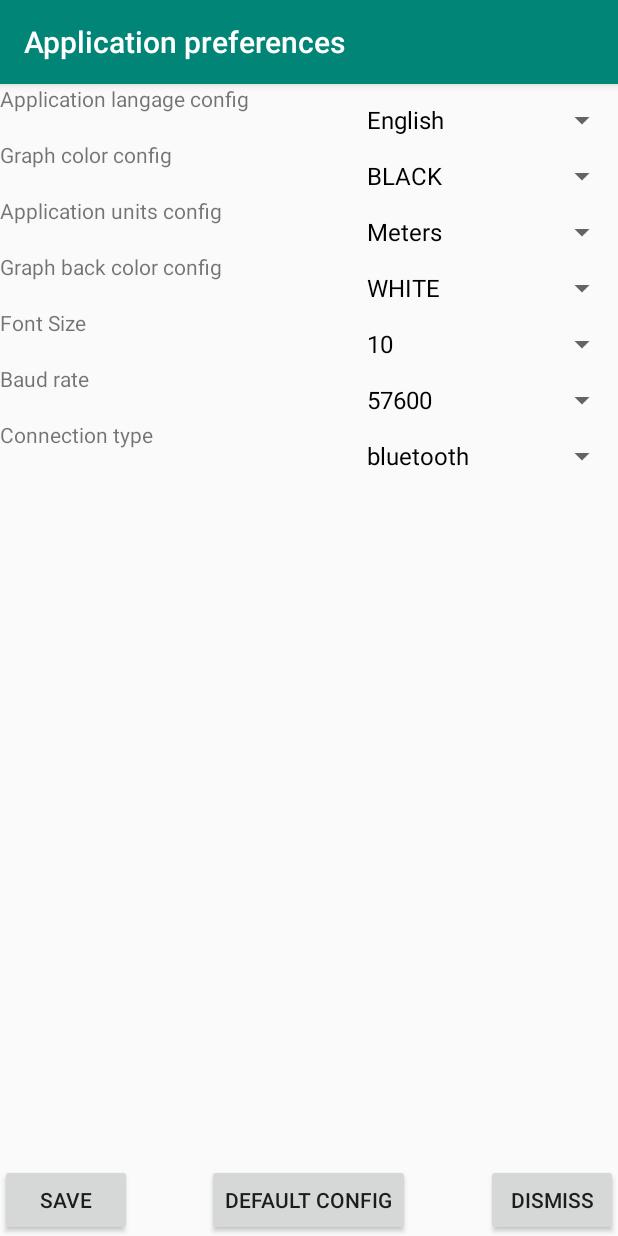
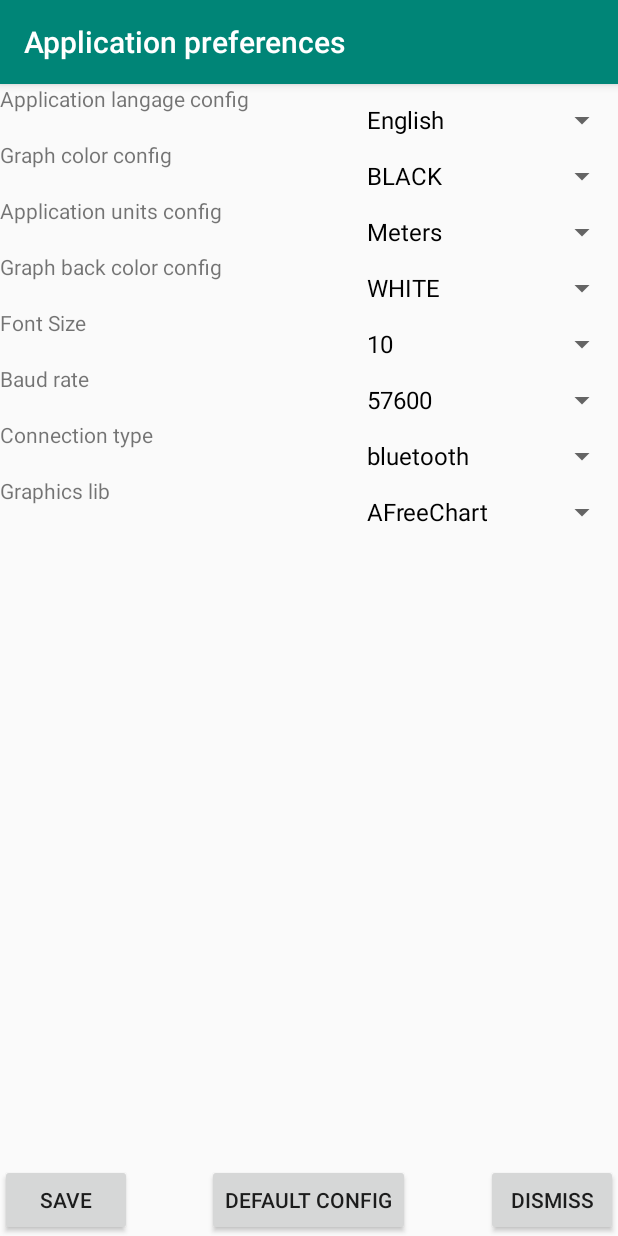
Before and after one commit to bdureau/MotorGimbalConsole, an Android app: the screen it shows after launch (AppConfigActivity), in the options menu, after a tap on "Application settings", on a phone screen of 412 x 824 dp. Run offline under Robolectric (Android 15) with nearby library versions, the phone set to English and light mode, and no system bars.

Commit message:
Updates to the graphic library

```diff
--- a/app/build.gradle
+++ b/app/build.gradle
@@ -4,7 +4,7 @@ android {
     compileSdkVersion 28
     defaultConfig {
         applicationId "com.motorgimbalconsole"
-        minSdkVersion 23
+        minSdkVersion 21
         targetSdkVersion 26
         versionCode 1
         versionName "1.0"
@@ -36,6 +36,7 @@ dependencies {
     implementation files('libs/processing-core.jar')
     implementation files('libs/usbserial.jar')
     implementation files('libs/afreechart-0.0.4.jar')
+    implementation 'com.github.PhilJay:MPAndroidChart:v3.1.0'
     androidTestImplementation 'com.android.support.test:runner:1.0.2'
     androidTestImplementation 'com.android.support.test.espresso:espresso-core:3.0.2'
 
--- a/app/src/main/AndroidManifest.xml
+++ b/app/src/main/AndroidManifest.xml
@@ -60,6 +60,7 @@
             android:label="@string/Flight_list"
             android:screenOrientation="portrait" />
         <activity android:name=".FlightViewActivity" />
+        <activity android:name=".FlightViewMPActivity" />
         <activity android:name=".HelpActivity" />
     </application>
 
--- a/app/src/main/java/com/motorgimbalconsole/AppConfigActivity.java
+++ b/app/src/main/java/com/motorgimbalconsole/AppConfigActivity.java
@@ -16,7 +16,7 @@ import android.widget.Spinner;
 public class AppConfigActivity extends AppCompatActivity {
     Button btnDismiss, btnSave, bdtDefault;
     private Spinner spAppLanguage, spGraphColor, spAppUnit, spGraphBackColor, spFontSize, spBaudRate;
-    private Spinner spConnectionType;
+    private Spinner spConnectionType,spGraphicsLibType;
     private AppConfigData appConfigData;
 
 
@@ -109,6 +109,12 @@ public class AppConfigActivity extends AppCompatActivity {
 
         ArrayAdapter<String> adapterConnectionType = new ArrayAdapter<String>(this, android.R.layout.simple_spinner_dropdown_item, appConfigData.getItemsConnectionType());
         spConnectionType.setAdapter(adapterConnectionType);
+
+        //Graphics lib type
+        spGraphicsLibType = (Spinner)findViewById(R.id.spinnerGraphicLibType);
+        ArrayAdapter<String> adapterGraphicsLibType = new ArrayAdapter<String>(this, android.R.layout.simple_spinner_dropdown_item, appConfigData.getItemsGraphicsLib());
+        spGraphicsLibType.setAdapter(adapterGraphicsLibType);
+
         ReadConfig();
     }
 
@@ -121,6 +127,7 @@ public class AppConfigActivity extends AppCompatActivity {
         spFontSize.setSelection((Integer.parseInt(myBT.getAppConf().getFontSize())-8));
         spBaudRate.setSelection(Integer.parseInt(myBT.getAppConf().getBaudRate()));
         spConnectionType.setSelection(Integer.parseInt(myBT.getAppConf().getConnectionType()));
+        spGraphicsLibType.setSelection(Integer.parseInt(myBT.getAppConf().getGraphicsLibType()));
     }
 
     void SaveConfig() {
@@ -131,6 +138,7 @@ public class AppConfigActivity extends AppCompatActivity {
         myBT.getAppConf().setFontSize(""+(spFontSize.getSelectedItemId()+8)+"");
         myBT.getAppConf().setBaudRate(""+spBaudRate.getSelectedItemId()+"");
         myBT.getAppConf().setConnectionType(""+spConnectionType.getSelectedItemId()+"");
+        myBT.getAppConf().setGraphicsLibType(""+ spGraphicsLibType.getSelectedItemId()+"");
         myBT.getAppConf().SaveConfig();
         finish();
     }
@@ -144,6 +152,7 @@ public class AppConfigActivity extends AppCompatActivity {
         spFontSize.setSelection(Integer.parseInt(myBT.getAppConf().getFontSize())-8);
         spBaudRate.setSelection(Integer.parseInt(myBT.getAppConf().getBaudRate()));
         spConnectionType.setSelection(Integer.parseInt(myBT.getAppConf().getConnectionType()));
+        spGraphicsLibType.setSelection(Integer.parseInt(myBT.getAppConf().getGraphicsLibType()));
     }
 
 }
--- a/app/src/main/java/com/motorgimbalconsole/AppConfigData.java
+++ b/app/src/main/java/com/motorgimbalconsole/AppConfigData.java
@@ -35,6 +35,8 @@ public class AppConfigData {
             "230400"};
     private String[] itemsConnectionType = new String[]{ "bluetooth",
             "usb"};
+    private String[] itemsGraphicsLib = new String[] {"AFreeChart",
+            "MPAndroidChart"};
 
     public AppConfigData()
     {
@@ -83,4 +85,6 @@ public class AppConfigData {
     public String getConnectionTypeByNbr (int connectionTypeNbr) {
         return itemsConnectionType[connectionTypeNbr];
     }
+    public String[] getItemsGraphicsLib() {return itemsGraphicsLib;}
+    public String getGraphicsLibTypeByNbr(int graphicsLibNbr) {return itemsGraphicsLib[graphicsLibNbr];}
 }
--- a/app/src/main/java/com/motorgimbalconsole/ConsoleApplication.java
+++ b/app/src/main/java/com/motorgimbalconsole/ConsoleApplication.java
@@ -819,6 +819,7 @@ public class ConsoleApplication extends Application {
         private String connectionType = "0";
         // default baud rate for USB is 57600
         private String baudRate = "9";
+        private String graphicsLibType ="0";
 
         public GlobalConfig() {
             appConfig = getSharedPreferences("BearConsoleCfg", MODE_PRIVATE);
@@ -888,6 +889,11 @@ public class ConsoleApplication extends Application {
                 if (!connectionType.equals(""))
                     setConnectionType(connectionType);
 
+                //Graphics Lib Type
+                String graphicsLibType;
+                graphicsLibType = appConfig.getString("GraphicsLibType","");
+                if (!graphicsLibType.equals(""))
+                    setGraphicsLibType(graphicsLibType);
             } catch (Exception e) {
 
             }
@@ -901,6 +907,7 @@ public class ConsoleApplication extends Application {
             edit.putString("FontSize", getFontSize());
             edit.putString("BaudRate", getBaudRate());
             edit.putString("ConnectionType", getConnectionType());
+            edit.putString("GraphicsLibType", getGraphicsLibType());
             edit.commit();
 
         }
@@ -964,6 +971,15 @@ public class ConsoleApplication extends Application {
         public void setConnectionType(String value) {
             connectionType = value;
         }
+        public String getGraphicsLibType() {
+            return graphicsLibType;
+        }
+        public String getGraphicsLibTypeValue() {
+            return appCfgData.getGraphicsLibTypeByNbr(Integer.parseInt(graphicsLibType));
+        }
+        public void setGraphicsLibType(String value) {
+            graphicsLibType = value;
+        }
 
         public String getBaudRate() {
             return baudRate;
--- a/app/src/main/res/layout/activity_app_config.xml
+++ b/app/src/main/res/layout/activity_app_config.xml
@@ -149,4 +149,18 @@
         android:layout_alignTop="@+id/textConnectionType"
         android:layout_width="175dp"
         android:layout_alignParentRight="true" />
+    <TextView
+        android:layout_width="wrap_content"
+        android:layout_height="wrap_content"
+        android:text="@string/graphiclib_type"
+        android:id="@+id/textGraphicLibType"
+        android:layout_below="@+id/textConnectionType"
+        android:layout_alignParentLeft="true"
+        android:layout_marginTop="18dp" />
+    <Spinner
+        android:layout_height="wrap_content"
+        android:id="@+id/spinnerGraphicLibType"
+        android:layout_alignTop="@+id/textGraphicLibType"
+        android:layout_width="175dp"
+        android:layout_alignParentRight="true" />
 </RelativeLayout>
--- a/app/src/main/res/values/strings.xml
+++ b/app/src/main/res/values/strings.xml
@@ -29,6 +29,7 @@
     <string name="connection_type">Connection type</string>
     <string name="upload">upload</string>
     <string name="dismiss_tabconfig">Dismiss</string>
+    <string name="graphiclib_type">Graphics lib </string>
 
     <!-- Reset screen -->
     <string name="dismiss_reset">Dismiss</string>
--- a/build.gradle
+++ b/build.gradle
@@ -5,6 +5,7 @@ buildscript {
     repositories {
         google()
         jcenter()
+        maven { url "https://jitpack.io" }
     }
     dependencies {
         classpath 'com.android.tools.build:gradle:3.5.3'
@@ -19,6 +20,7 @@ allprojects {
     repositories {
         google()
         jcenter()
+        maven { url "https://jitpack.io" }
     }
 }
 
```
Also changed, not shown: app/src/main/java/com/motorgimbalconsole/FlightListActivity.java (+5 -2 lines), 1 other file.
